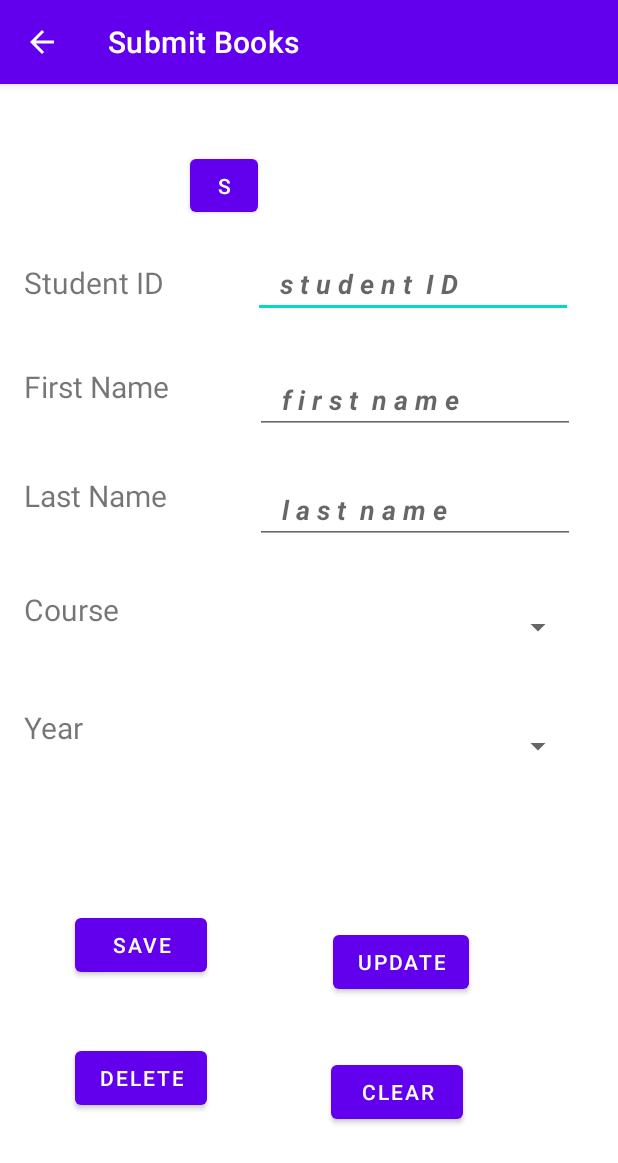
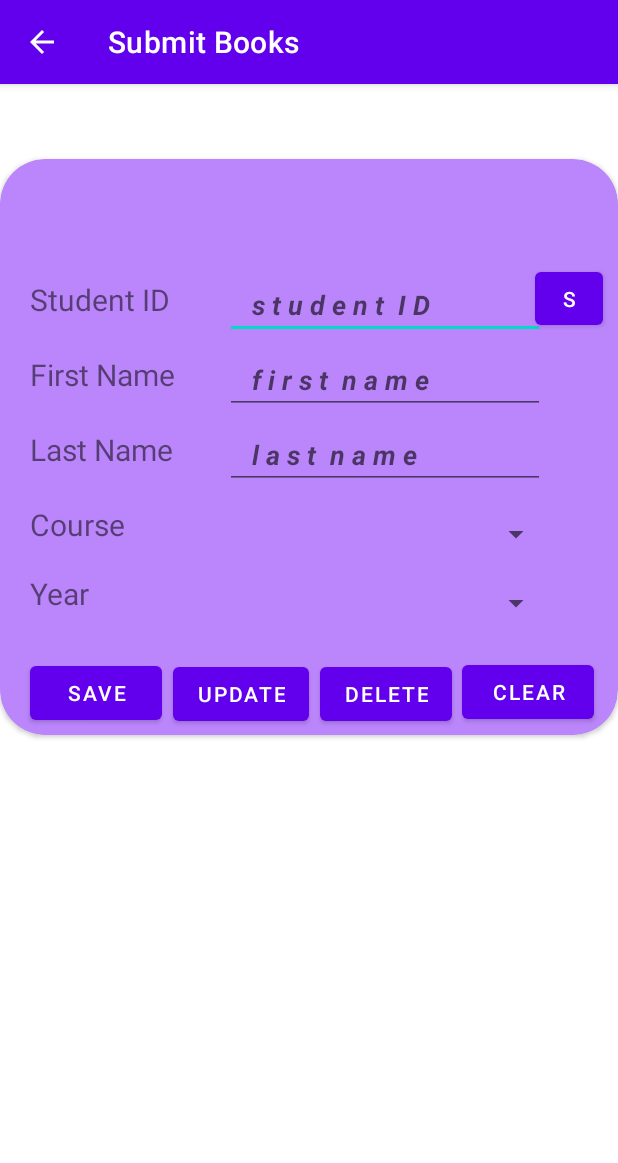
Before and after one commit to Aryan568/LMS-Android-, an Android app: the SubmitBooks screen opened directly, with no data from a screen before it, on a phone screen of 412 x 824 dp. Shown: the top 1163 px of the screen. Run offline under Robolectric (Android 15) with nearby library versions, the phone set to English and light mode, and no system bars.

Commit message:
Library CRUD Application(Android)

```diff
--- a/app/src/main/res/layout/activity_submit_books.xml
+++ b/app/src/main/res/layout/activity_submit_books.xml
@@ -6,10 +6,146 @@
     android:layout_height="match_parent"
     tools:context=".SubmitBooks">
 
+    <ScrollView
+        android:layout_width="match_parent"
+        android:layout_height="match_parent"
+        app:layout_constraintBottom_toBottomOf="parent"
+        app:layout_constraintEnd_toEndOf="parent"
+        app:layout_constraintHorizontal_bias="0.0"
+        app:layout_constraintStart_toStartOf="parent"
+        app:layout_constraintTop_toTopOf="parent"
+        app:layout_constraintVertical_bias="0.086">
+        <androidx.cardview.widget.CardView
+            android:layout_width="match_parent"
+            android:layout_height="100dp"
+            android:layout_marginTop="50dp"
+            android:backgroundTint="@color/purple_200"
+            app:cardCornerRadius="30dp">
+
+            <LinearLayout
+                android:layout_width="match_parent"
+                android:layout_height="384dp"
+                android:orientation="vertical"
+                tools:layout_editor_absoluteX="0dp"
+                tools:layout_editor_absoluteY="0dp">
+
+                <TextView
+                    android:id="@+id/textView5"
+                    android:layout_width="100dp"
+                    android:layout_height="30dp"
+                    android:layout_marginLeft="20dp"
+                    android:layout_marginTop="80dp"
+                    android:text="Student ID"
+                    android:textSize="20dp"
+                    app:layout_constraintBottom_toBottomOf="parent"
+                    app:layout_constraintEnd_toEndOf="parent"
+                    app:layout_constraintHorizontal_bias="0.051"
+                    app:layout_constraintStart_toStartOf="parent"
+                    app:layout_constraintTop_toTopOf="parent"
+                    app:layout_constraintVertical_bias="0.161" />
+
+                <EditText
+                    android:id="@+id/stID"
+                    android:layout_width="wrap_content"
+                    android:layout_height="wrap_content"
+                    android:layout_marginLeft="150dp"
+                    android:layout_marginTop="-35dp"
+                    android:ems="10"
+                    android:hint="   s t u d e n t  I D"
+                    android:inputType="number"
+                    android:textStyle="bold|italic"
+                    app:layout_constraintBottom_toBottomOf="parent"
+                    app:layout_constraintEnd_toEndOf="parent"
+                    app:layout_constraintHorizontal_bias="0.85"
+                    app:layout_constraintStart_toStartOf="parent"
+                    app:layout_constraintTop_toTopOf="parent"
+                    app:layout_constraintVertical_bias="0.153" />
+
+                <TextView
+                    android:id="@+id/textView6"
+                    android:layout_width="100dp"
+                    android:layout_height="30dp"
+                    android:layout_marginLeft="20dp"
+                    android:layout_marginTop="10dp"
+                    android:text="First Name"
+                    android:textSize="20dp"
+                    app:layout_constraintBottom_toBottomOf="parent"
+                    app:layout_constraintEnd_toEndOf="parent"
+                    app:layout_constraintHorizontal_bias="0.051"
+                    app:layout_constraintStart_toStartOf="parent"
+                    app:layout_constraintTop_toTopOf="parent"
+                    app:layout_constraintVertical_bias="0.255" />
+
+                <EditText
+                    android:id="@+id/fName"
+                    android:layout_width="wrap_content"
+                    android:layout_height="wrap_content"
+                    android:layout_marginLeft="150dp"
+                    android:layout_marginTop="-35dp"
+                    android:ems="10"
+                    android:hint="   f i r s t  n a m e"
+                    android:inputType="textPersonName"
+                    android:textStyle="bold|italic"
+                    app:layout_constraintBottom_toBottomOf="parent"
+                    app:layout_constraintEnd_toEndOf="parent"
+                    app:layout_constraintHorizontal_bias="0.855"
+                    app:layout_constraintStart_toStartOf="parent"
+                    app:layout_constraintTop_toTopOf="parent"
+                    app:layout_constraintVertical_bias="0.26" />
+
+                <TextView
+                    android:id="@+id/textView7"
+                    android:layout_width="100dp"
+                    android:layout_height="30dp"
+                    android:layout_marginLeft="20dp"
+                    android:layout_marginTop="10dp"
+                    android:text="Last Name"
+                    android:textSize="20dp"
+                    app:layout_constraintBottom_toBottomOf="parent"
+                    app:layout_constraintEnd_toEndOf="parent"
+                    app:layout_constraintHorizontal_bias="0.051"
+                    app:layout_constraintStart_toStartOf="parent"
+                    app:layout_constraintTop_toTopOf="parent"
+                    app:layout_constraintVertical_bias="0.353" />
+
+                <EditText
+                    android:id="@+id/lName"
+                    android:layout_width="wrap_content"
+                    android:layout_height="wrap_content"
+                    android:layout_marginLeft="150dp"
+                    android:layout_marginTop="-35dp"
+                    android:ems="10"
+                    android:hint="   l a s t  n a m e"
+                    android:inputType="textPersonName"
+                    android:textStyle="bold|italic"
+                    app:layout_constraintBottom_toBottomOf="parent"
+                    app:layout_constraintEnd_toEndOf="parent"
+                    app:layout_constraintHorizontal_bias="0.855"
+                    app:layout_constraintStart_toStartOf="parent"
+                    app:layout_constraintTop_toTopOf="parent"
+                    app:layout_constraintVertical_bias="0.362" />
+
+                <TextView
+                    android:id="@+id/textView8"
+                    android:layout_width="100dp"
+                    android:layout_height="30dp"
+                    android:layout_marginLeft="20dp"
+                    android:layout_marginTop="10dp"
+                    android:text="Course"
+                    android:textSize="20dp"
+                    app:layout_constraintBottom_toBottomOf="parent"
+                    app:layout_constraintEnd_toEndOf="parent"
+                    app:layout_constraintHorizontal_bias="0.051"
+                    app:layout_constraintStart_toStartOf="parent"
+                    app:layout_constraintTop_toTopOf="parent"
+                    app:layout_constraintVertical_bias="0.456" />
+
                 <Spinner
                     android:id="@+id/CourseSpin"
                     android:layout_width="218dp"
                     android:layout_height="51dp"
+                    android:layout_marginLeft="150dp"
+                    android:layout_marginTop="-35dp"
                     app:layout_constraintBottom_toBottomOf="parent"
                     app:layout_constraintEnd_toEndOf="parent"
                     app:layout_constraintHorizontal_bias="0.849"
@@ -21,6 +157,8 @@
                     android:id="@+id/textView9"
                     android:layout_width="100dp"
                     android:layout_height="30dp"
+                    android:layout_marginLeft="20dp"
+                    android:layout_marginTop="0dp"
                     android:text="Year"
                     android:textSize="20dp"
                     app:layout_constraintBottom_toBottomOf="parent"
@@ -30,107 +168,25 @@
                     app:layout_constraintTop_toTopOf="parent"
                     app:layout_constraintVertical_bias="0.563" />
 
-    <TextView
-        android:id="@+id/textView5"
-        android:layout_width="100dp"
-        android:layout_height="30dp"
-        android:text="Student ID"
-        android:textSize="20dp"
+                <Spinner
+                    android:id="@+id/YearSpin"
+                    android:layout_width="218dp"
+                    android:layout_height="51dp"
+                    android:layout_marginLeft="150dp"
+                    android:layout_marginTop="-35dp"
                     app:layout_constraintBottom_toBottomOf="parent"
                     app:layout_constraintEnd_toEndOf="parent"
-        app:layout_constraintHorizontal_bias="0.051"
+                    app:layout_constraintHorizontal_bias="0.849"
                     app:layout_constraintStart_toStartOf="parent"
                     app:layout_constraintTop_toTopOf="parent"
-        app:layout_constraintVertical_bias="0.161" />
-
-    <TextView
-        android:id="@+id/textView6"
-        android:layout_width="100dp"
-        android:layout_height="30dp"
-        android:text="First Name"
-        android:textSize="20dp"
-        app:layout_constraintBottom_toBottomOf="parent"
-        app:layout_constraintEnd_toEndOf="parent"
-        app:layout_constraintHorizontal_bias="0.051"
-        app:layout_constraintStart_toStartOf="parent"
-        app:layout_constraintTop_toTopOf="parent"
-        app:layout_constraintVertical_bias="0.255" />
-
-    <TextView
-        android:id="@+id/textView7"
-        android:layout_width="100dp"
-        android:layout_height="30dp"
-        android:text="Last Name"
-        android:textSize="20dp"
-        app:layout_constraintBottom_toBottomOf="parent"
-        app:layout_constraintEnd_toEndOf="parent"
-        app:layout_constraintHorizontal_bias="0.051"
-        app:layout_constraintStart_toStartOf="parent"
-        app:layout_constraintTop_toTopOf="parent"
-        app:layout_constraintVertical_bias="0.353" />
-
-    <TextView
-        android:id="@+id/textView8"
-        android:layout_width="100dp"
-        android:layout_height="30dp"
-        android:text="Course"
-        android:textSize="20dp"
-        app:layout_constraintBottom_toBottomOf="parent"
-        app:layout_constraintEnd_toEndOf="parent"
-        app:layout_constraintHorizontal_bias="0.051"
-        app:layout_constraintStart_toStartOf="parent"
-        app:layout_constraintTop_toTopOf="parent"
-        app:layout_constraintVertical_bias="0.456" />
-
-    <EditText
-        android:id="@+id/stID"
-        android:layout_width="wrap_content"
-        android:layout_height="wrap_content"
-        android:ems="10"
-        android:hint="   s t u d e n t  I D"
-        android:inputType="number"
-        android:textStyle="bold|italic"
-        app:layout_constraintBottom_toBottomOf="parent"
-        app:layout_constraintEnd_toEndOf="parent"
-        app:layout_constraintHorizontal_bias="0.85"
-        app:layout_constraintStart_toStartOf="parent"
-        app:layout_constraintTop_toTopOf="parent"
-        app:layout_constraintVertical_bias="0.153" />
-
-    <EditText
-        android:id="@+id/fName"
-        android:layout_width="wrap_content"
-        android:layout_height="wrap_content"
-        android:ems="10"
-        android:hint="   f i r s t  n a m e"
-        android:inputType="textPersonName"
-        android:textStyle="bold|italic"
-        app:layout_constraintBottom_toBottomOf="parent"
-        app:layout_constraintEnd_toEndOf="parent"
-        app:layout_constraintHorizontal_bias="0.855"
-        app:layout_constraintStart_toStartOf="parent"
-        app:layout_constraintTop_toTopOf="parent"
-        app:layout_constraintVertical_bias="0.26" />
-
-    <EditText
-        android:id="@+id/lName"
-        android:layout_width="wrap_content"
-        android:layout_height="wrap_content"
-        android:ems="10"
-        android:hint="   l a s t  n a m e"
-        android:inputType="textPersonName"
-        android:textStyle="bold|italic"
-        app:layout_constraintBottom_toBottomOf="parent"
-        app:layout_constraintEnd_toEndOf="parent"
-        app:layout_constraintHorizontal_bias="0.855"
-        app:layout_constraintStart_toStartOf="parent"
-        app:layout_constraintTop_toTopOf="parent"
-        app:layout_constraintVertical_bias="0.362" />
+                    app:layout_constraintVertical_bias="0.58" />
 
                 <Button
                     android:id="@+id/b6"
                     android:layout_width="wrap_content"
                     android:layout_height="wrap_content"
+                    android:layout_marginLeft="20dp"
+                    android:layout_marginTop="10dp"
                     android:text="Save"
                     app:layout_constraintBottom_toBottomOf="parent"
                     app:layout_constraintEnd_toEndOf="parent"
@@ -143,6 +199,8 @@
                     android:id="@+id/b7"
                     android:layout_width="wrap_content"
                     android:layout_height="wrap_content"
+                    android:layout_marginLeft="115dp"
+                    android:layout_marginTop="-47dp"
                     android:onClick="updateOnClick"
                     android:text="Update"
                     app:layout_constraintBottom_toBottomOf="parent"
@@ -156,6 +214,8 @@
                     android:id="@+id/b8"
                     android:layout_width="wrap_content"
                     android:layout_height="wrap_content"
+                    android:layout_marginLeft="213dp"
+                    android:layout_marginTop="-48dp"
                     android:text="Delete"
                     app:layout_constraintBottom_toBottomOf="parent"
                     app:layout_constraintEnd_toEndOf="parent"
@@ -168,6 +228,8 @@
                     android:id="@+id/b9"
                     android:layout_width="wrap_content"
                     android:layout_height="wrap_content"
+                    android:layout_marginLeft="308dp"
+                    android:layout_marginTop="-49dp"
                     android:text="Clear"
                     app:layout_constraintBottom_toBottomOf="parent"
                     app:layout_constraintEnd_toEndOf="parent"
@@ -180,6 +242,9 @@
                     android:id="@+id/b10"
                     android:layout_width="45dp"
                     android:layout_height="47dp"
+                    android:layout_gravity="right"
+                    android:layout_marginTop="-310dp"
+                    android:layout_marginRight="10dp"
                     android:text="S"
                     app:layout_constraintBottom_toBottomOf="parent"
                     app:layout_constraintEnd_toEndOf="parent"
@@ -188,15 +253,9 @@
                     app:layout_constraintTop_toTopOf="parent"
                     app:layout_constraintVertical_bias="0.061" />
 
-    <Spinner
-        android:id="@+id/YearSpin"
-        android:layout_width="218dp"
-        android:layout_height="51dp"
-        app:layout_constraintBottom_toBottomOf="parent"
-        app:layout_constraintEnd_toEndOf="parent"
-        app:layout_constraintHorizontal_bias="0.849"
-        app:layout_constraintStart_toStartOf="parent"
-        app:layout_constraintTop_toTopOf="parent"
-        app:layout_constraintVertical_bias="0.58" />
+            </LinearLayout>
+        </androidx.cardview.widget.CardView>
+    </ScrollView>
+
 
 </androidx.constraintlayout.widget.ConstraintLayout>
```
Lines whose indentation alone changed are shown as unchanged.
